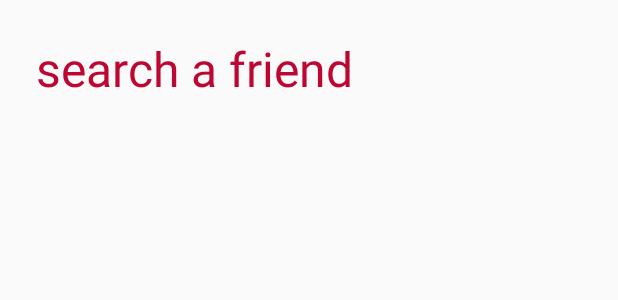
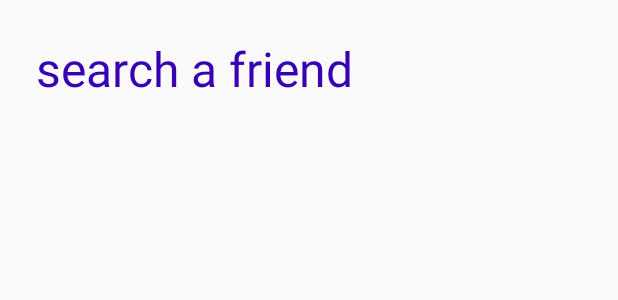
Before and after one commit to josh7144/odev, an Android app: the layout activity_search_friends.xml on its own in the app's theme, with its tools: preview values and no code run, on a phone screen of 412 x 824 dp. Shown: the top 300 px of the screen. Run offline under Robolectric (Android 15) with nearby library versions, the phone set to English and light mode, and no system bars.

Commit message:
le cambie el color de titulo en activity_sear-frind

```diff
--- a/app/src/main/res/layout/activity_search_friends.xml
+++ b/app/src/main/res/layout/activity_search_friends.xml
@@ -11,7 +11,7 @@
         android:layout_margin="@dimen/space_large"
         android:text="@string/feat_search_friends_title"
         style="@style/TheSocialNetwork.TextStyle.Title"
-
+        android:textColor="@color/purple_700"
         app:layout_constraintEnd_toEndOf="parent"
         app:layout_constraintStart_toStartOf="parent"
         app:layout_constraintTop_toTopOf="parent"/>
--- a/app/src/main/res/values/colors.xml
+++ b/app/src/main/res/values/colors.xml
@@ -8,5 +8,5 @@
     <color name="black">#FF000000</color>
     <color name="white">#FFFFFFFF</color>
     <color name="textTitlePrimary">#BD0631</color>
-    <color name="textTitleSecondary">#15F6DC</color>
+    <color name="textTitleSecondary">#1DB6A5</color>
 </resources>
```
